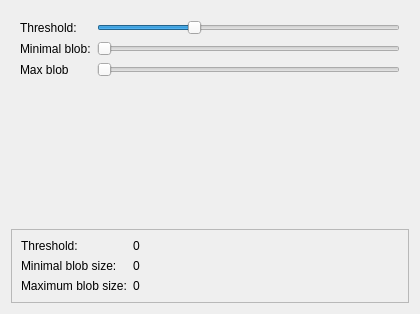
Qt form Modules/moduletrackingsettings.ui (mcharmas/TouchTracer) before a commit.
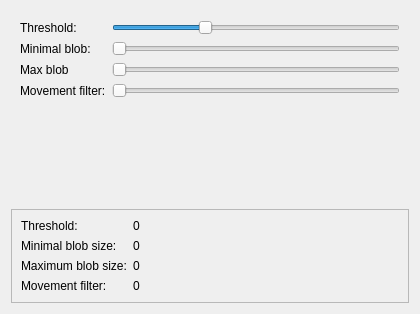
The same form after that commit.

```diff
--- a/Modules/moduletrackingsettings.ui
+++ b/Modules/moduletrackingsettings.ui
@@ -77,6 +77,23 @@
         </property>
        </widget>
       </item>
+      <item row="3" column="0">
+       <widget class="QLabel" name="label_7">
+        <property name="text">
+         <string>Movement filter:</string>
+        </property>
+       </widget>
+      </item>
+      <item row="3" column="1">
+       <widget class="QSlider" name="movementSlider">
+        <property name="maximum">
+         <number>50</number>
+        </property>
+        <property name="orientation">
+         <enum>Qt::Horizontal</enum>
+        </property>
+       </widget>
+      </item>
      </layout>
     </widget>
    </item>
@@ -144,6 +161,20 @@
         </property>
        </widget>
       </item>
+      <item row="3" column="0">
+       <widget class="QLabel" name="label_8">
+        <property name="text">
+         <string>Movement filter:</string>
+        </property>
+       </widget>
+      </item>
+      <item row="3" column="1">
+       <widget class="QLabel" name="movementInfo">
+        <property name="text">
+         <string>0</string>
+        </property>
+       </widget>
+      </item>
      </layout>
     </widget>
    </item>
```
